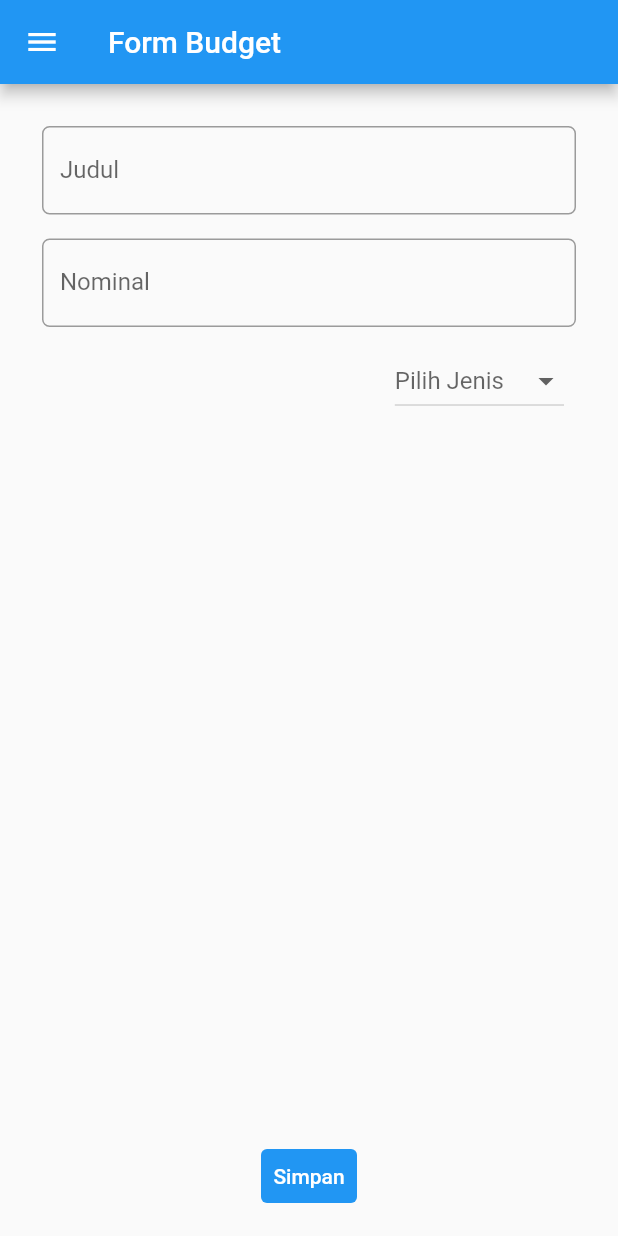
After one commit to TehGaa/pbp-flutter-lab, a Flutter app: the MyFormPage screen opened directly, on a phone screen of 412 x 824 dp. The commit adds this screen. Run offline on Flutter 3.47's test engine with Material 2 defaults, Android fonts, the phone set to English and light mode, and no system bars.

Commit message:
Update Tugas 8

```diff
--- /dev/null
+++ b/lib/form.dart
@@ -0,0 +1,181 @@
+import 'package:flutter/material.dart';
+import 'package:counter_7/main.dart';
+import 'package:counter_7/data.dart';
+import 'package:flutter/services.dart';
+
+class MyFormPage extends StatefulWidget {
+  const MyFormPage({super.key});
+  static var budgets = [];
+  @override
+  State<MyFormPage> createState() => _MyFormPageState();
+}
+
+class _MyFormPageState extends State<MyFormPage> {
+  final _formKey = GlobalKey<FormState>();
+  String _judul = '';
+  int _nominal = 0;
+  String? jenis = null;
+  List<String> listJenis = ['Pemasukan', 'Pengeluaran'];
+
+  @override
+  Widget build(BuildContext context) {
+    return Scaffold(
+      appBar: AppBar(
+        title: const Text('Form Budget'),
+      ),
+      drawer: Drawer(
+        child: Column(
+          children: [
+            // Menambahkan clickable menu
+            ListTile(
+              title: const Text('counter_7'),
+              onTap: () {
+                // Route menu ke halaman utama
+                Navigator.pushReplacement(
+                  context,
+                  MaterialPageRoute(builder: (context) => const MyHomePage()),
+                );
+              },
+            ),
+            ListTile(
+              title: const Text('Tambah Budget'),
+              onTap: () {
+                // Route menu ke halaman form
+                Navigator.pushReplacement(
+                  context,
+                  MaterialPageRoute(builder: (context) => const MyFormPage()),
+                );
+              },
+            ),
+            ListTile(
+              title: const Text('Data Budget'),
+              onTap: () {
+                // Route menu ke halaman form
+                Navigator.pushReplacement(
+                  context,
+                  MaterialPageRoute(builder: (context) => const MyDataPage()),
+                );
+              },
+            ),
+          ],
+        ),
+      ),
+      body: Form(
+        key: _formKey,
+        child: SingleChildScrollView(
+          child: Container(
+            padding: const EdgeInsets.all(20.0),
+            child: Column(
+              crossAxisAlignment: CrossAxisAlignment.start,
+              children: [
+                Padding(
+                  // Menggunakan padding sebesar 8 pixels
+                  padding: const EdgeInsets.all(8.0),
+                  child: TextFormField(
+                    decoration: InputDecoration(
+                      hintText: "",
+                      labelText: "Judul",
+                      // Menambahkan circular border agar lebih rapi
+                      border: OutlineInputBorder(
+                        borderRadius: BorderRadius.circular(5.0),
+                      ),
+                    ),
+                    // Menambahkan behavior saat nama diketik
+                    onChanged: (String? value) {
+                      setState(() {
+                        _judul = value!;
+                      });
+                    },
+                    // Menambahkan behavior saat data disimpan
+                    onSaved: (String? value) {
+                      setState(() {
+                        _judul = value!;
+                      });
+                    },
+                    // Validator sebagai validasi form
+                    validator: (String? value) {
+                      if (value == null || value.isEmpty) {
+                        return 'Judul tidak boleh kosong!';
+                      }
+                      return null;
+                    },
+                  ),
+                ),
+                Padding(
+                  // Menggunakan padding sebesar 8 pixels
+                  padding: const EdgeInsets.all(8.0),
+                  child: TextFormField(
+                    keyboardType: TextInputType.number,
+                    inputFormatters: <TextInputFormatter>[
+                      FilteringTextInputFormatter.digitsOnly
+                    ],
+                    decoration: InputDecoration(
+                      hintText: "",
+                      labelText: "Nominal",
+                      // Menambahkan circular border agar lebih rapi
+                      border: OutlineInputBorder(
+                        borderRadius: BorderRadius.circular(5.0),
+                      ),
+                    ),
+                    // Menambahkan behavior saat nama diketik
+                    onChanged: (String? value) {
+                      setState(() {
+                        _nominal = int.parse(value!);
+                      });
+                    },
+                    // Menambahkan behavior saat data disimpan
+                    onSaved: (String? value) {
+                      setState(() {
+                        _nominal = int.parse(value!);
+                      });
+                    },
+                    // Validator sebagai validasi form
+                    validator: (String? value) {
+                      if (value == null || value.isEmpty) {
+                        return 'Nominal tidak boleh kosong!';
+                      }
+                      return null;
+                    },
+                  ),
+                ),
+                ListTile(
+                  trailing: DropdownButton(
+                    value: jenis,
+                    hint: const Text('Pilih Jenis'),
+                    items: listJenis.map((String items) {
+                      return DropdownMenuItem(
+                        value: items,
+                        child: Text(items),
+                      );
+                    }).toList(),
+                    onChanged: (String? newValue) {
+                      setState(() {
+                        jenis = newValue!;
+                      });
+                    },
+                  ),
+                ),
+              ],
+            ),
+          ),
+        ),
+      ),
+      floatingActionButton: TextButton(
+        style: ButtonStyle(
+          backgroundColor: MaterialStateProperty.all(Colors.blue),
+        ),
+        onPressed: () {
+          if (_formKey.currentState!.validate()) {
+            MyFormPage.budgets.add([_judul, _nominal, jenis]);
+            _formKey.currentState!.reset();
+          }
+        },
+        child: const Text(
+          "Simpan",
+          style: TextStyle(color: Colors.white),
+        ),
+      ),
+      floatingActionButtonLocation: FloatingActionButtonLocation.centerFloat,
+    );
+  }
+}
```
Also changed, not shown: lib/data.dart (added, +88 -0 lines), lib/main.dart (+44 -3 lines), 1 other file.
